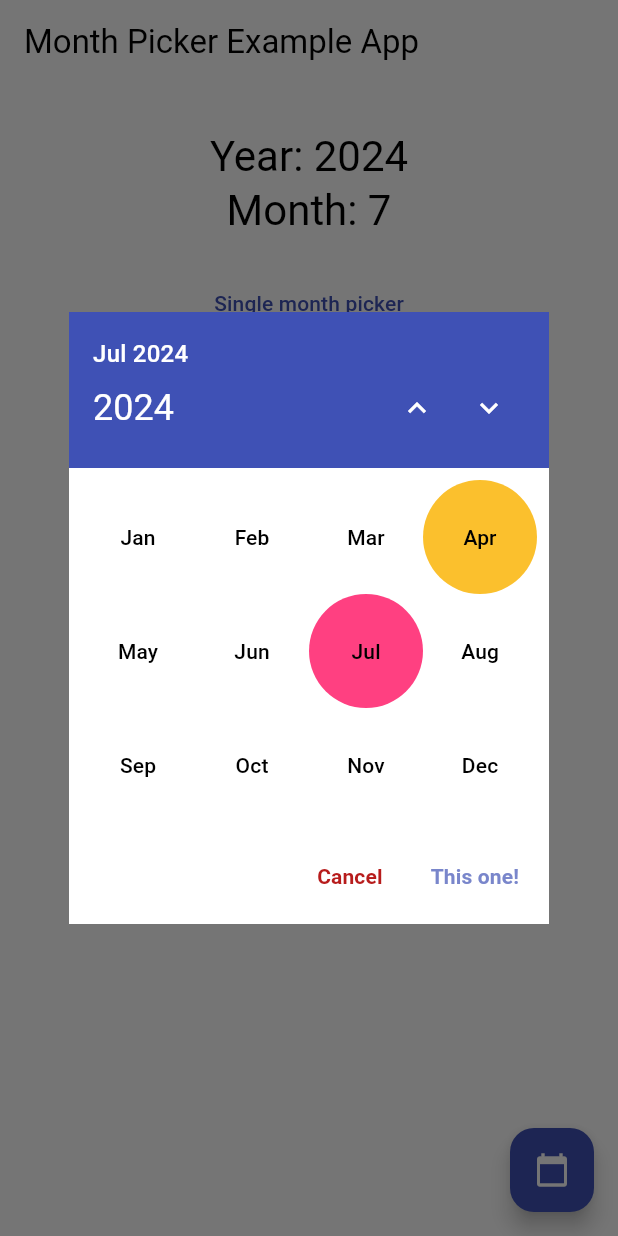
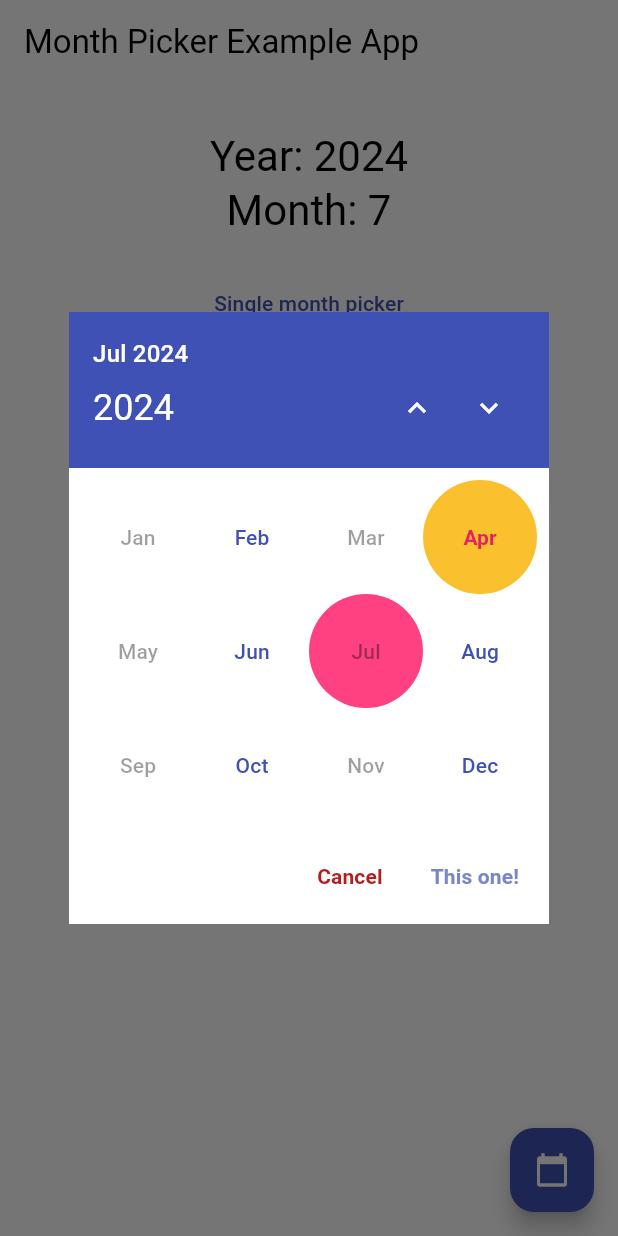
Before and after one commit to Macacoazul01/month_picker_dialog, a Flutter app: the screen it shows after launch, after a tap on "Single month picker", on a phone screen of 412 x 824 dp. Run offline on Flutter 3.47's test engine with Material 3 defaults, Android fonts, the phone set to English and light mode, and no system bars.

Commit message:
5.0.0 - missing two textStyles

```diff
--- a/example/lib/main.dart
+++ b/example/lib/main.dart
@@ -87,6 +87,8 @@ class _MyAppState extends State<MyApp> {
                       initialDate: selectedDate ?? widget.initialDate,
                       selectableMonthPredicate: (DateTime val) =>
                           val.month.isEven,
+                      selectableYearPredicate: (int year) =>
+                          year.isEven,
                       monthStylePredicate: (DateTime val) {
                         if (val.month == 4) {
                           return TextButton.styleFrom(
--- a/lib/src/helpers/controller.dart
+++ b/lib/src/helpers/controller.dart
@@ -10,6 +10,7 @@ class MonthpickerController {
     this.firstDate,
     this.lastDate,
     this.selectableMonthPredicate,
+    this.selectableYearPredicate,
     this.monthStylePredicate,
     this.yearStylePredicate,
     this.confirmWidget,
@@ -27,6 +28,7 @@ class MonthpickerController {
   final ThemeData theme;
   final DateTime? firstDate, lastDate, initialDate;
   final bool Function(DateTime)? selectableMonthPredicate;
+  final bool Function(int)? selectableYearPredicate;
   final ButtonStyle? Function(DateTime)? monthStylePredicate;
   final ButtonStyle? Function(int)? yearStylePredicate;
   final bool useMaterial3, rangeMode, rangeList;
--- a/lib/src/helpers/settings/buttons_settings.dart
+++ b/lib/src/helpers/settings/buttons_settings.dart
@@ -4,14 +4,23 @@ import 'package:flutter/widgets.dart';
 class PickerButtonsSettings {
   const PickerButtonsSettings({
     this.monthTextStyle,
-    this.yearTextStyle,
+    TextStyle? yearTextStyle,
     this.selectedMonthBackgroundColor,
     this.selectedMonthTextColor,
+    Color? selectedYearTextColor,
     this.unselectedMonthsTextColor,
+    Color? unselectedYearsTextColor,
     this.currentMonthTextColor,
-    this.selectedDatePadding = 0,
+    Color? currentYearTextColor,
+    this.selectedDateRadius = 0,
     this.buttonBorder = const CircleBorder(),
-  });
+  })  : unselectedYearsTextColor =
+            unselectedYearsTextColor ?? unselectedMonthsTextColor,
+        selectedYearTextColor = selectedYearTextColor ?? selectedMonthTextColor,
+        currentYearTextColor = currentYearTextColor ?? currentMonthTextColor,
+        yearTextStyle = yearTextStyle ?? monthTextStyle;
+
+  //TODO implement monthTextStyle, yearTextStyle
 
   /// The text style of all months on the page.
   ///
@@ -23,29 +32,44 @@ class PickerButtonsSettings {
   /// default: `null`
   final Color? currentMonthTextColor;
 
+  /// The text color of the current month/year.
+  ///
+  /// default: `currentMonthTextColor`
+  final Color? currentYearTextColor;
+
   /// The current selected month/year background color.
   ///
   /// default: `null`
   final Color? selectedMonthBackgroundColor;
 
-  /// The text color of the current selected month/year.
+  /// The text color of the current selected month.
   ///
   /// default: `null`
   final Color? selectedMonthTextColor;
 
-  /// The text color of the current unselected months/years.
+  /// The text color of the current selected year.
+  ///
+  /// default: `selectedMonthTextColor`
+  final Color? selectedYearTextColor;
+
+  /// The text color of the current unselected months.
   ///
   /// default: `null`
   final Color? unselectedMonthsTextColor;
 
+  /// The text color of the current unselected years.
+  ///
+  /// default: `unselectedMonthsTextColor`
+  final Color? unselectedYearsTextColor;
+
   /// The size of the current selected month/year circle.
   ///
   /// default: `0`
-  final double selectedDatePadding;
+  final double selectedDateRadius;
 
   /// The text style of all years on the page.
   ///
-  /// default: `null`
+  /// default: `monthTextStyle`
   final TextStyle? yearTextStyle;
 
   /// The border of the month/year buttons.
--- a/lib/src/month_selector/month_button.dart
+++ b/lib/src/month_selector/month_button.dart
@@ -2,7 +2,7 @@ import 'package:flutter/material.dart';
 import 'package:intl/intl.dart';
 
 import '/month_picker_dialog.dart';
-//TODO fix
+
 ///The button to be used on the grid of months.
 class MonthButton extends StatelessWidget {
   const MonthButton({
@@ -51,19 +51,16 @@ class MonthButton extends StatelessWidget {
   /// If not provided, the customization will be built from the app's theme.
   ButtonStyle _buildDefaultMonthStyle() {
     Color? backgroundColor;
-    TextStyle? textStyle = controller.monthPickerDialogSettings.buttonsSettings.monthTextStyle ??
-        theme.textTheme.labelLarge ??
-        const TextStyle(
-          fontWeight: FontWeight.bold,
-        );
+    //TODO fix. Breaks predicate and range in the way it is today.
+
+    // TextStyle? textStyle = controller.monthPickerDialogSettings.buttonsSettings.monthTextStyle ?? theme.textTheme.labelLarge;
     Color? foregroundColor = controller.monthPickerDialogSettings.buttonsSettings.unselectedMonthsTextColor;
     final List<DateTime> selectedDates = [controller.selectedDate];
 
     if (controller.rangeMode) {
       if (controller.firstRangeDate != null &&
           controller.secondRangeDate != null) {
-        selectedDates
-            .addAll([controller.firstRangeDate!, controller.secondRangeDate!]);
+        selectedDates.addAll([controller.firstRangeDate!, controller.secondRangeDate!]);
         if (date.isAfter(selectedDates[1]) && date.isBefore(selectedDates[2])) {
           backgroundColor = HSLColor.fromColor(
                   controller.monthPickerDialogSettings.buttonsSettings.selectedMonthBackgroundColor ??
@@ -89,19 +86,13 @@ class MonthButton extends StatelessWidget {
                 theme.colorScheme.onSecondary,
           )
           .color;
-      textStyle =
-          theme.textTheme.labelLarge ??
-          TextStyle(
-            fontWeight: FontWeight.bold,
-            color: foregroundColor,
-          );
     } else if (date.month == controller.now.month &&
         date.year == controller.now.year) {
       foregroundColor = controller.monthPickerDialogSettings.buttonsSettings.currentMonthTextColor ?? backgroundColor;
     }
 
     return TextButton.styleFrom(
-      textStyle: textStyle,
+      //textStyle: textStyle,
       foregroundColor: foregroundColor,
       backgroundColor: backgroundColor,
       shape: controller.monthPickerDialogSettings.buttonsSettings.buttonBorder,
@@ -122,7 +113,7 @@ class MonthButton extends StatelessWidget {
     }
 
     return Padding(
-      padding: EdgeInsets.all(controller.monthPickerDialogSettings.buttonsSettings.selectedDatePadding),
+      padding: EdgeInsets.all(controller.monthPickerDialogSettings.buttonsSettings.selectedDateRadius),
       child: TextButton(
         onPressed: isEnabled
             ? () => onMonthSelected(DateTime(date.year, date.month))
--- a/lib/src/show_month_picker.dart
+++ b/lib/src/show_month_picker.dart
@@ -12,6 +12,8 @@ import '/month_picker_dialog.dart';
 /// `lastDate:` is the optional upper bound for month selection.
 ///
 /// `selectableMonthPredicate:` lets you control enabled months just like the official selectableDayPredicate.
+///
+/// `selectableYearPredicate:` lets you control enabled years just like the official selectableDayPredicate.
 ///
 /// `monthStylePredicate:` allows you to individually customize each month.
 ///
@@ -33,6 +35,7 @@ Future<DateTime?> showMonthPicker({
   DateTime? firstDate,
   DateTime? lastDate,
   bool Function(DateTime)? selectableMonthPredicate,
+  bool Function(int)? selectableYearPredicate,
   ButtonStyle? Function(DateTime)? monthStylePredicate,
   ButtonStyle? Function(int)? yearStylePredicate,
   Widget? confirmWidget,
@@ -48,6 +51,7 @@ Future<DateTime?> showMonthPicker({
     lastDate: lastDate,
     monthPickerDialogSettings: monthPickerDialogSettings,
     selectableMonthPredicate: selectableMonthPredicate,
+    selectableYearPredicate: selectableYearPredicate,
     monthStylePredicate: monthStylePredicate,
     yearStylePredicate: yearStylePredicate,
     confirmWidget: confirmWidget,
--- a/lib/src/show_month_range_picker.dart
+++ b/lib/src/show_month_range_picker.dart
@@ -12,6 +12,8 @@ import '/month_picker_dialog.dart';
 /// `lastDate:` is the optional upper bound for month selection.
 ///
 /// `selectableMonthPredicate:` lets you control enabled months just like the official selectableDayPredicate.
+///
+/// `selectableYearPredicate:` lets you control enabled months just like the official selectableDayPredicate.
 ///
 /// `monthStylePredicate:` allows you to individually customize each month.
 ///
@@ -35,6 +37,7 @@ Future<List<DateTime>?> showMonthRangePicker({
   DateTime? firstDate,
   DateTime? lastDate,
   bool Function(DateTime)? selectableMonthPredicate,
+  bool Function(int)? selectableYearPredicate,
   ButtonStyle? Function(DateTime)? monthStylePredicate,
   ButtonStyle? Function(int)? yearStylePredicate,
   Widget? confirmWidget,
@@ -50,6 +53,7 @@ Future<List<DateTime>?> showMonthRangePicker({
     firstDate: firstDate,
     lastDate: lastDate,
     selectableMonthPredicate: selectableMonthPredicate,
+    selectableYearPredicate: selectableYearPredicate,
     monthStylePredicate: monthStylePredicate,
     yearStylePredicate: yearStylePredicate,
     confirmWidget: confirmWidget,
--- a/pubspec.yaml
+++ b/pubspec.yaml
@@ -1,6 +1,6 @@
 name: month_picker_dialog
 description: Internationalized dialog for picking a single month from an infinite list of years.
-version: 4.0.3
+version: 5.0.0-dev.1
 homepage: https://github.com/hmkrivoj/month_picker_dialog
 
 environment:
```
Also changed, not shown: lib/src/year_selector/year_button.dart (+15 -8 lines), 2 other files.
